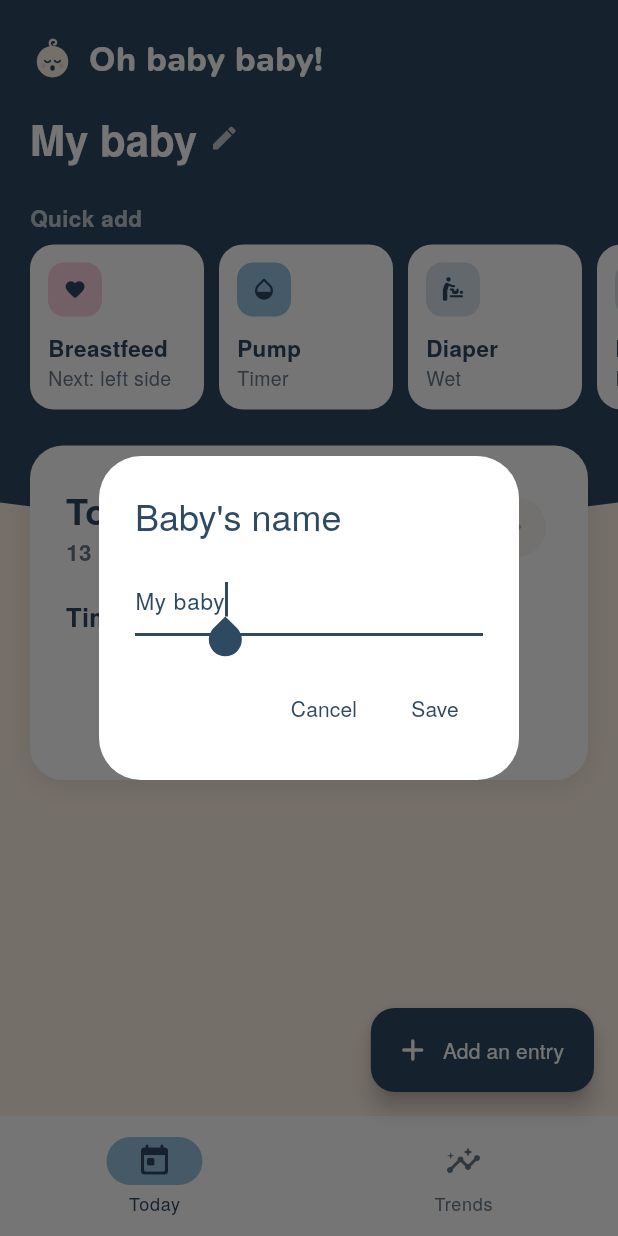
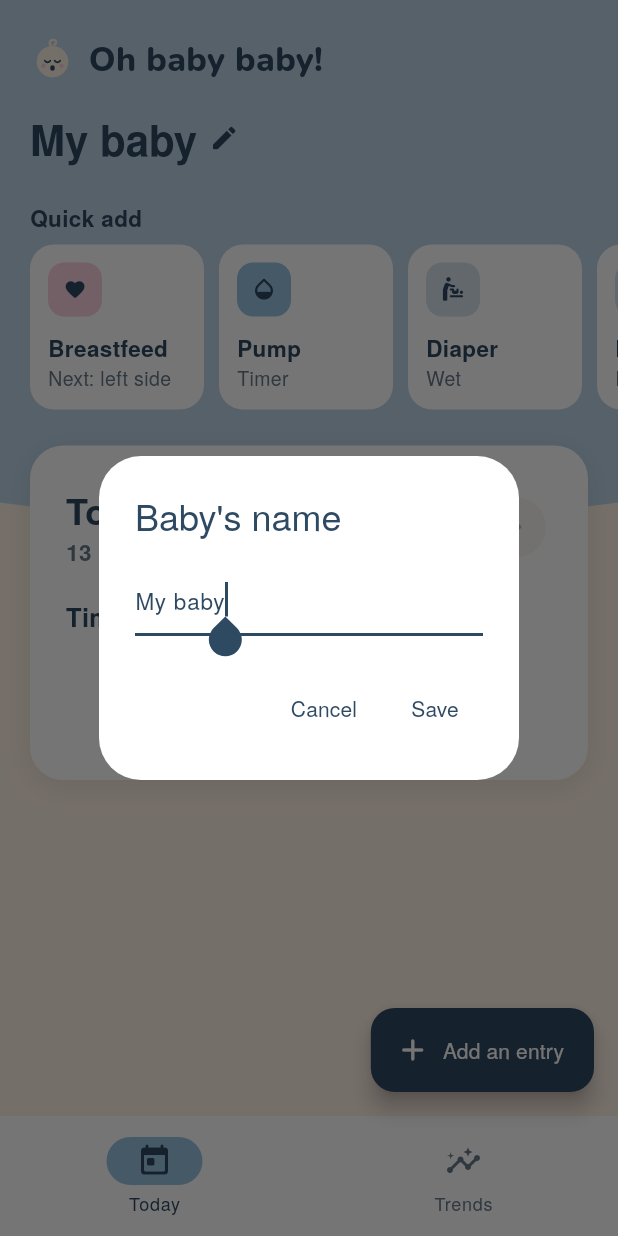
Before and after one commit to nishamehta-ux/Baby-Feed-Tracker, a Flutter app: the screen it shows after launch, after a tap on "My baby", on a phone screen of 412 x 824 dp. Run offline on Flutter 3.47's test engine with Material 3 defaults, Android fonts, the phone set to English and light mode, and no system bars; our stand-ins replace shared_preferences.

Commit message:
Lighter look: a pale blue header instead of the dark one
The header band is now sky (BCD4E6) with navy text, logo wordmark and icons,
and the status bar uses dark icons over it. Trends' Week/Month uses the usual
selected blue on white. The app icon, adaptive icon background and logo
lockup move to the same pale blue. Navy stays only for text and the primary
buttons.

Co-Authored-By: Claude Opus 5.5 <noreply@anthropic.com>
Claude-Session: https://claude.ai/code/session_019gxCbU7q3yKq7C9h7xrrHz

```diff
--- a/lib/screens/main_shell.dart
+++ b/lib/screens/main_shell.dart
@@ -1,4 +1,5 @@
 import 'package:flutter/material.dart';
+import 'package:flutter/services.dart';
 
 import '../data/entry_store.dart';
 import '../models/summary.dart';
@@ -36,7 +37,10 @@ class _MainShellState extends State<MainShell> {
 
   @override
   Widget build(BuildContext context) {
-    return Scaffold(
+    // Dark status bar icons over the light header.
+    return AnnotatedRegion<SystemUiOverlayStyle>(
+      value: SystemUiOverlayStyle.dark,
+      child: Scaffold(
         body: IndexedStack(
           index: _tab,
           children: [
@@ -76,6 +80,7 @@ class _MainShellState extends State<MainShell> {
             ),
           ],
         ),
+      ),
     );
   }
 }
--- a/lib/screens/today_screen.dart
+++ b/lib/screens/today_screen.dart
@@ -105,7 +105,7 @@ class _TodayScreenState extends State<TodayScreen> {
                   ],
                   const Text(
                     'Quick add',
-                    style: TextStyle(color: Colors.white70, fontWeight: FontWeight.w700),
+                    style: TextStyle(color: AppColors.ink, fontWeight: FontWeight.w700),
                   ),
                   const SizedBox(height: 8),
                   QuickActions(store: store, onLogged: _offerUndoLogged),
@@ -184,7 +184,7 @@ class _TodayScreenState extends State<TodayScreen> {
             ),
           ),
           const SizedBox(width: 8),
-          const Icon(Icons.edit_rounded, color: Colors.white70, size: 20),
+          const Icon(Icons.edit_rounded, color: AppColors.ink, size: 20),
         ],
       ),
     );
--- a/lib/screens/trends_screen.dart
+++ b/lib/screens/trends_screen.dart
@@ -137,11 +137,11 @@ class _TrendsScreenState extends State<TrendsScreen> {
                     SegmentedButton<Period>(
                       showSelectedIcon: false,
                       style: SegmentedButton.styleFrom(
-                        backgroundColor: Colors.white.withValues(alpha: 0.14),
-                        foregroundColor: Colors.white,
-                        selectedBackgroundColor: Colors.white,
-                        selectedForegroundColor: AppColors.ink,
-                        side: const BorderSide(color: Colors.white54),
+                        backgroundColor: Colors.white,
+                        foregroundColor: AppColors.ink,
+                        selectedBackgroundColor: AppColors.selected,
+                        selectedForegroundColor: AppColors.onSelected,
+                        side: const BorderSide(color: Colors.white),
                       ),
                       segments: const [
                         ButtonSegment(value: Period.week, label: Text('Week')),
--- a/lib/theme.dart
+++ b/lib/theme.dart
@@ -23,6 +23,9 @@ class AppColors {
   static const ink = navy;
   static const muted = Color(0xFF66788A);
   static const background = cream;
+
+  /// The light blue band at the top of each tab.
+  static const header = sky;
   static const field = linen;
   static const softBorder = sky;
   static const tag = blush;
@@ -129,7 +132,7 @@ ThemeData buildTheme() {
     textTheme: const TextTheme(
       headlineMedium: TextStyle(
         fontWeight: FontWeight.w800,
-        color: Colors.white,
+        color: AppColors.ink,
       ),
       titleLarge:
           TextStyle(fontSize: AppText.headline, fontWeight: FontWeight.w800, color: AppColors.ink),
--- a/lib/widgets/app_logo.dart
+++ b/lib/widgets/app_logo.dart
@@ -19,9 +19,9 @@ class AppMark extends StatelessWidget {
 }
 
 /// Mark plus the "Oh baby baby!" wordmark (in Nunito, the logo's typeface), for use
-/// on the indigo header.
+/// on the header.
 class AppLogo extends StatelessWidget {
-  const AppLogo({super.key, this.height = 30, this.color = Colors.white});
+  const AppLogo({super.key, this.height = 30, this.color = AppColors.ink});
 
   static const name = 'Oh baby baby!';
 
--- a/lib/widgets/common.dart
+++ b/lib/widgets/common.dart
@@ -3,7 +3,7 @@ import 'package:flutter/material.dart';
 import '../models/entry.dart';
 import '../theme.dart';
 
-/// White rounded card that sits on top of the indigo header.
+/// White rounded card that sits on top of the header.
 class AppCard extends StatelessWidget {
   const AppCard({super.key, required this.child});
 
@@ -26,7 +26,7 @@ class AppCard extends StatelessWidget {
   }
 }
 
-/// Indigo background with a gently curved bottom edge, as in the design.
+/// Light blue header background with a gently curved bottom edge.
 class HeaderBackground extends StatelessWidget {
   const HeaderBackground({super.key, required this.height});
 
@@ -36,12 +36,12 @@ class HeaderBackground extends StatelessWidget {
   Widget build(BuildContext context) {
     return ClipPath(
       clipper: _CurveClipper(),
-      child: Container(height: height, color: AppColors.primary),
+      child: Container(height: height, color: AppColors.header),
     );
   }
 }
 
-/// The indigo header as a panel that grows with its [child], with the same
+/// The header as a panel that grows with its [child], with the same
 /// curved bottom edge as [HeaderBackground].
 class HeaderPanel extends StatelessWidget {
   const HeaderPanel({super.key, required this.child, this.padding = EdgeInsets.zero});
@@ -55,7 +55,7 @@ class HeaderPanel extends StatelessWidget {
       clipper: _CurveClipper(),
       child: Container(
         width: double.infinity,
-        color: AppColors.primary,
+        color: AppColors.header,
         padding: padding,
         child: child,
       ),
--- a/pubspec.yaml
+++ b/pubspec.yaml
@@ -23,7 +23,7 @@ flutter_launcher_icons:
   android: true
   ios: true
   image_path: assets/branding/ohbaby_app_icon.png
-  adaptive_icon_background: "#2E4A62"
+  adaptive_icon_background: "#BCD4E6"
   adaptive_icon_foreground: assets/branding/ohbaby_mark_foreground.png
   remove_alpha_ios: true
 
```
Also changed, not shown: assets/branding/ohbaby_app_icon.png, assets/branding/ohbaby_app_icon.svg, assets/branding/ohbaby_logo.png, 27 other files. Lines whose indentation alone changed are shown as unchanged.
